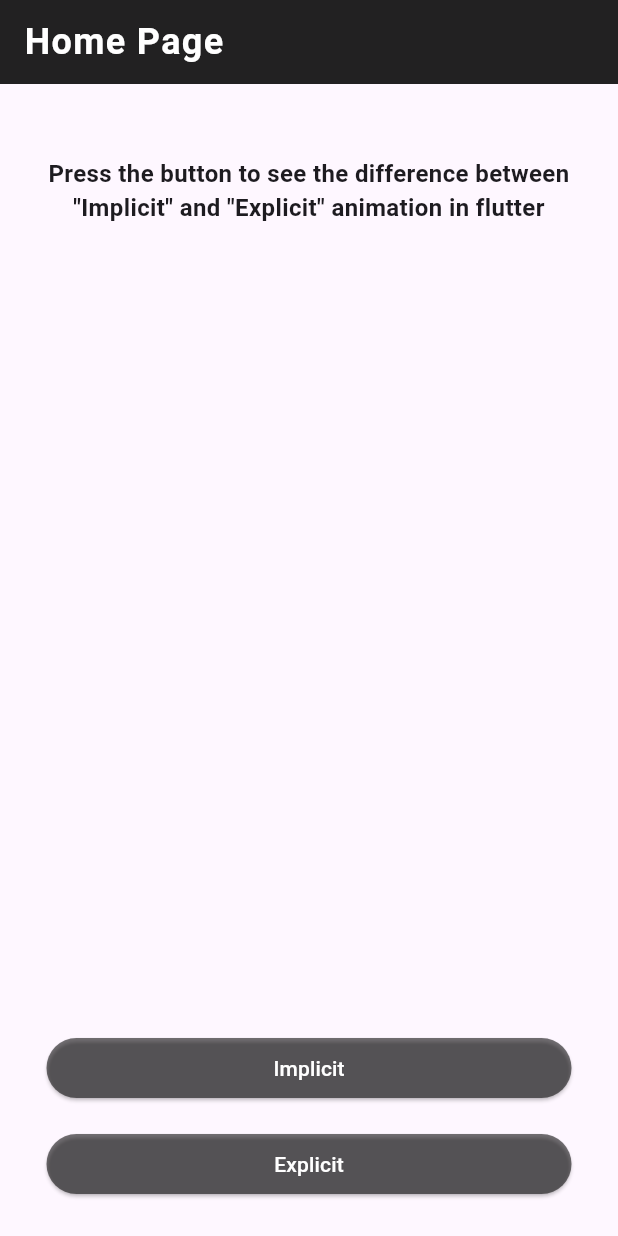
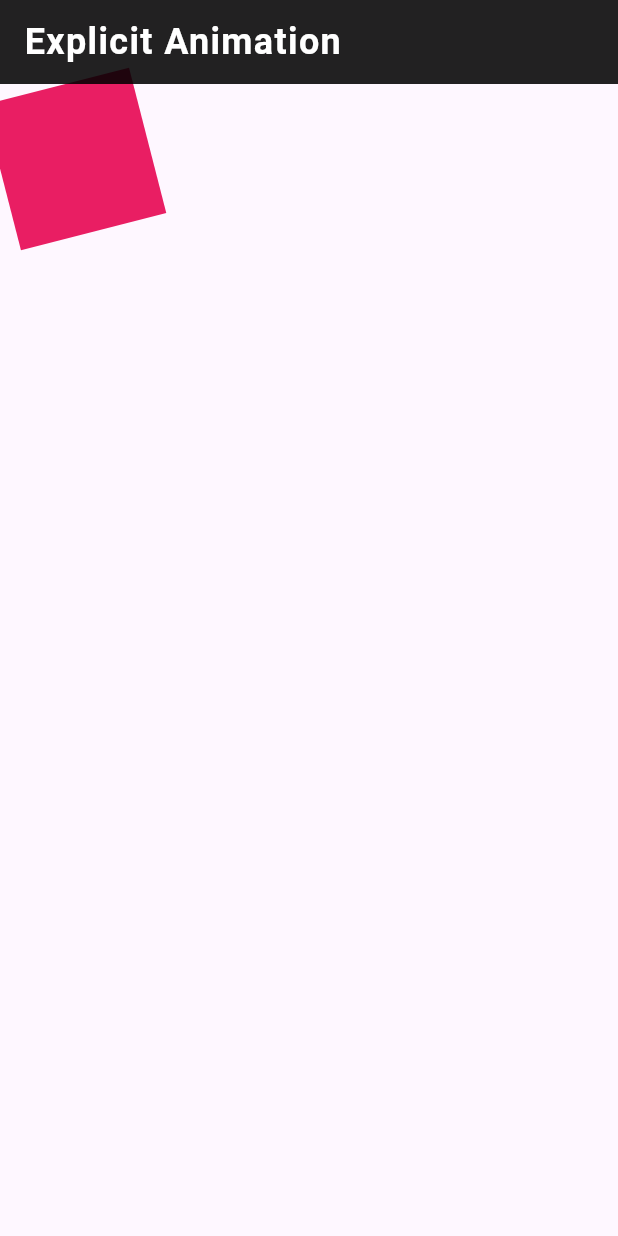
Before and after one commit to mdrahib46/Flutter-Animation, a Flutter app: the screen it shows after launch, on a phone screen of 412 x 824 dp. Run offline on Flutter 3.47's test engine with Material 3 defaults, Android fonts, the phone set to English and light mode, and no system bars.

Commit message:
Implement Explicit Animation with custom rotation transition

```diff
--- a/lib/app.dart
+++ b/lib/app.dart
@@ -1,4 +1,5 @@
 import 'package:flutter/material.dart';
+import 'package:flutter_animation/presentation/explicit_animation.dart';
 import 'package:flutter_animation/presentation/home_page.dart';
 
 class FlutterAnimation extends StatelessWidget {
@@ -18,7 +19,7 @@ class FlutterAnimation extends StatelessWidget {
           ),
         ),
       ),
-      home: HomePage(),
+      home: ExplicitAnimation(),
     );
   }
 }
--- /dev/null
+++ b/lib/presentation/explicit_animation.dart
@@ -0,0 +1,65 @@
+import 'package:flutter/material.dart';
+
+class ExplicitAnimation extends StatefulWidget {
+  const ExplicitAnimation({super.key});
+
+  @override
+  State<ExplicitAnimation> createState() => _ExplicitAnimationState();
+}
+
+class _ExplicitAnimationState extends State<ExplicitAnimation>
+    with SingleTickerProviderStateMixin {
+  late AnimationController _animationController;
+  late Animation<double> _rotationAnimation;
+  double _radius = 4;
+
+  @override
+  void initState() {
+    _animationController = AnimationController(vsync: this, duration: Duration(seconds: 2));
+    _rotationAnimation = Tween<double>(
+      begin: 0, end: 2
+    ).animate(CurvedAnimation(parent: _animationController, curve: Curves.easeInOut));
+    _animationController.repeat();
+    super.initState();
+  }
+
+  @override
+  Widget build(BuildContext context) {
+    return Scaffold(
+      appBar: AppBar(title: Text('Explicit Animation')),
+
+      body: SafeArea(
+        child: Column(
+          children: [
+            // ElevatedButton(
+            //   onPressed: () {
+            //     _radius = _radius == 4 ? 32 : 4;
+            //     setState(() {});
+            //   },
+            //   style: ElevatedButton.styleFrom(
+            //     shape: RoundedRectangleBorder(
+            //       borderRadius: BorderRadius.circular(_radius),
+            //     ),
+            //     backgroundColor: Colors.black54,
+            //     foregroundColor: Colors.white,
+            //   ),
+            //   child: Text('Press here'),
+            // ),
+
+            //   Create a Elevated Button Using Card with animation
+            RotationTransition(
+                turns: _rotationAnimation,
+                child: Container(height: 100, width: 100, color: Colors.pink,)),
+
+          ],
+        ),
+      ),
+    );
+  }
+
+  @override
+  void dispose() {
+    _animationController.dispose();
+    super.dispose();
+  }
+}
--- a/lib/presentation/home_page.dart
+++ b/lib/presentation/home_page.dart
@@ -1,4 +1,5 @@
 import 'package:flutter/material.dart';
+import 'package:flutter_animation/presentation/explicit_animation.dart';
 import 'package:flutter_animation/presentation/implicit_animation.dart';
 
 class HomePage extends StatefulWidget {
@@ -47,7 +48,9 @@ class _HomePageState extends State<HomePage> {
             SizedBox(
               width: 350,
               child: ElevatedButton(
-                onPressed: () {},
+                onPressed: () {
+                  Navigator.push(context, MaterialPageRoute(builder: (context)=> ExplicitAnimation()));
+                },
                 style: ElevatedButton.styleFrom(
                   backgroundColor: Colors.black54,
                   foregroundColor: Colors.white,
```
Also changed, not shown: lib/presentation/implicit_animation.dart (+25 -0 lines).
